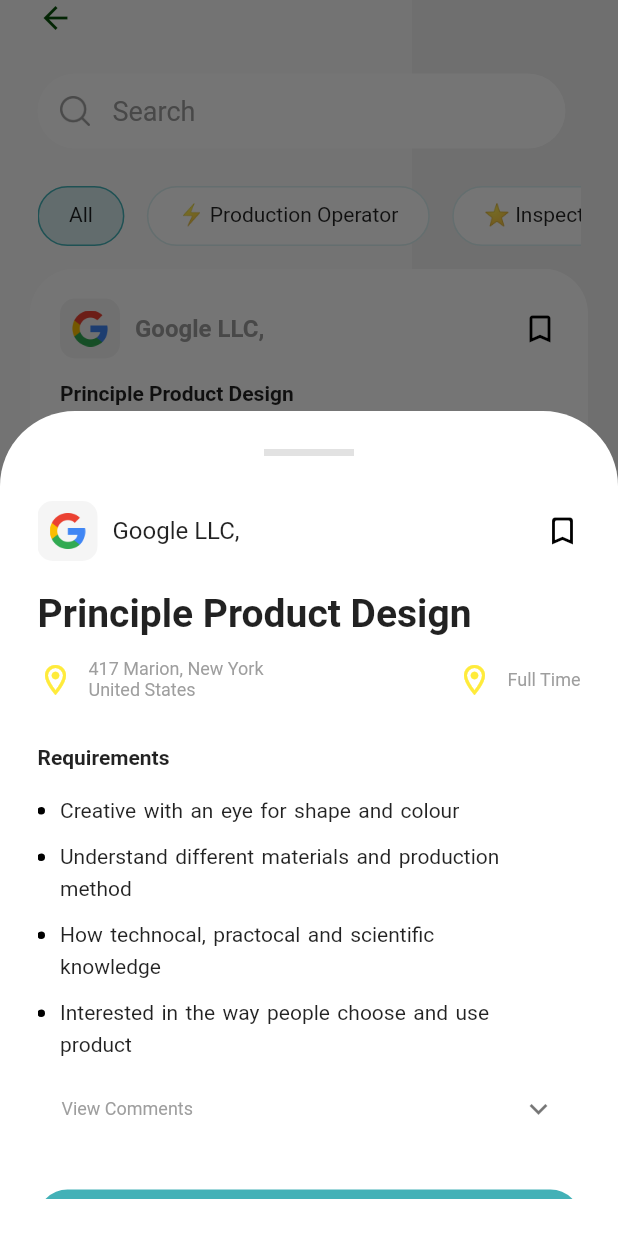
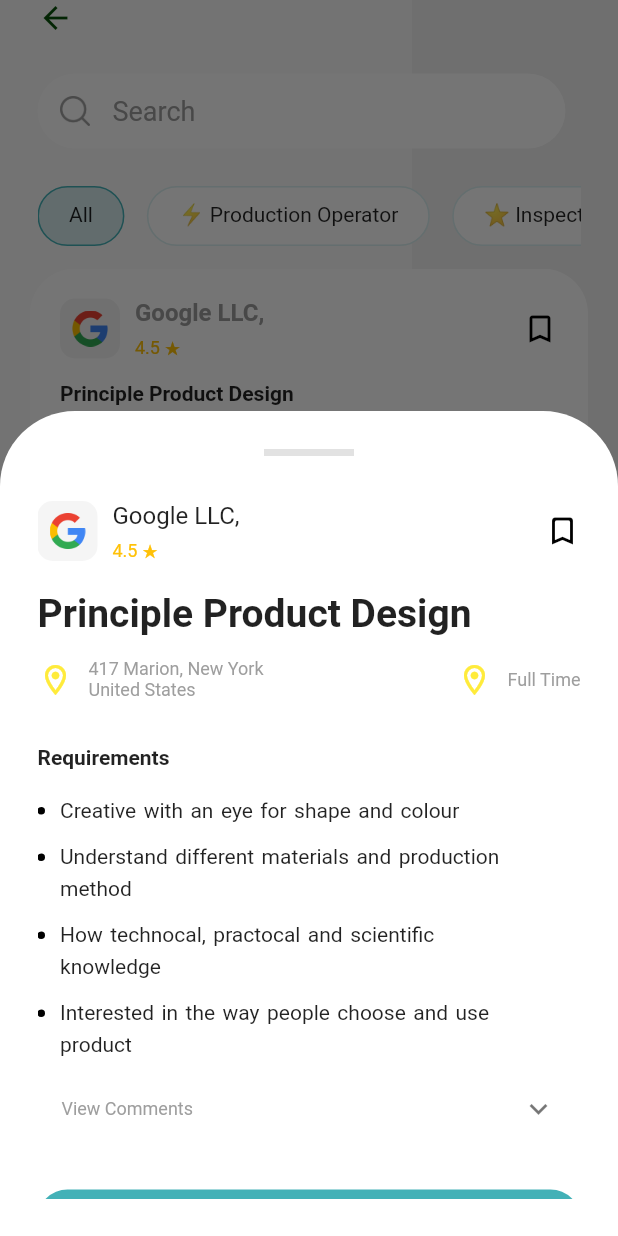
Before and after one commit to lansoyyy/Natcorp, a Flutter app: the SearchPage screen opened directly, after a tap on "Google LLC,", on a phone screen of 412 x 824 dp. Run offline on Flutter 3.47's test engine with Material 2 defaults, Android fonts, the phone set to English and light mode, and no system bars; our stand-ins replace badges, cloud_firestore, firebase_auth, firebase_core, firebase_storage, fluttertoast and 2 more; missing offline and left inert: cloud_firestore_web, firebase_core_web; accounts and stored records are empty; Roboto replaces fonts that are missing (QRegular).

Commit message:
added comment section and rating

```diff
--- a/lib/Pages/home/widgets/job_detail.dart
+++ b/lib/Pages/home/widgets/job_detail.dart
@@ -1,6 +1,7 @@
 import 'package:flutter/material.dart';
 import 'package:natcorp/Pages/home/models/job.dart';
 import 'package:natcorp/Pages/home/models/resume.dart';
+import 'package:natcorp/utilities/appColors/app_colors.dart';
 import 'package:natcorp/widgets/icon_text.dart';
 import 'package:natcorp/widgets/text_widget.dart';
 
@@ -49,11 +50,23 @@ class JobDetail extends StatelessWidget {
                           child: Image.asset(job.logoUrl),
                         ),
                         const SizedBox(width: 10),
+                        Column(
+                          crossAxisAlignment: CrossAxisAlignment.start,
+                          children: [
                             Text(
                               job.company,
                               style: const TextStyle(
                                 fontSize: 16,
                               ),
+                            ),
+                            const SizedBox(
+                              height: 5,
+                            ),
+                            TextRegular(
+                                text: '4.5 ★',
+                                fontSize: 12,
+                                color: Colors.amber),
+                          ],
                         ),
                       ],
                     ),
@@ -135,11 +148,17 @@ class JobDetail extends StatelessWidget {
                     color: Colors.grey,
                   ),
                   children: [
+                    Column(
+                      children: [
                         SizedBox(
                           height: 200,
                           child: ListView.builder(
                             itemBuilder: ((context, index) {
                               return ListTile(
+                                trailing: TextRegular(
+                                    text: '12:30pm',
+                                    fontSize: 10,
+                                    color: Colors.grey),
                                 leading: const CircleAvatar(
                                   minRadius: 25,
                                   maxRadius: 25,
@@ -156,6 +175,27 @@ class JobDetail extends StatelessWidget {
                               );
                             }),
                           ),
+                        ),
+                        Container(
+                            decoration: BoxDecoration(
+                              color: Colors.grey[200],
+                              borderRadius: const BorderRadius.only(
+                                topLeft: Radius.circular(10),
+                                topRight: Radius.circular(10),
+                              ),
+                            ),
+                            child: TextFormField(
+                              decoration: InputDecoration(
+                                suffixIcon: IconButton(
+                                  onPressed: () {},
+                                  icon: const Icon(
+                                    Icons.send,
+                                    color: AppColors.Kgradient1,
+                                  ),
+                                ),
+                              ),
+                            )),
+                      ],
                     ),
                   ],
                 ),
--- a/lib/Pages/home/widgets/job_item.dart
+++ b/lib/Pages/home/widgets/job_item.dart
@@ -1,6 +1,8 @@
 import 'package:flutter/material.dart';
 import 'package:natcorp/Pages/home/models/job.dart';
 import 'package:natcorp/widgets/icon_text.dart';
+
+import '../../../widgets/text_widget.dart';
 
 class JobItem extends StatelessWidget {
   final Job job;
@@ -106,13 +108,25 @@ class JobItem extends StatelessWidget {
                         const SizedBox(
                           width: 10,
                         ),
+                        Column(
+                          crossAxisAlignment: CrossAxisAlignment.start,
+                          children: [
                             Text(
                               job.company,
                               style: const TextStyle(
                                   color: Colors.grey,
                                   fontSize: 16,
                                   fontWeight: FontWeight.bold),
-                        )
+                            ),
+                            const SizedBox(
+                              height: 5,
+                            ),
+                            TextRegular(
+                                text: '4.5 ★',
+                                fontSize: 12,
+                                color: Colors.amber),
+                          ],
+                        ),
                       ],
                     ),
                     Icon(
```
Lines whose indentation alone changed are shown as unchanged.
